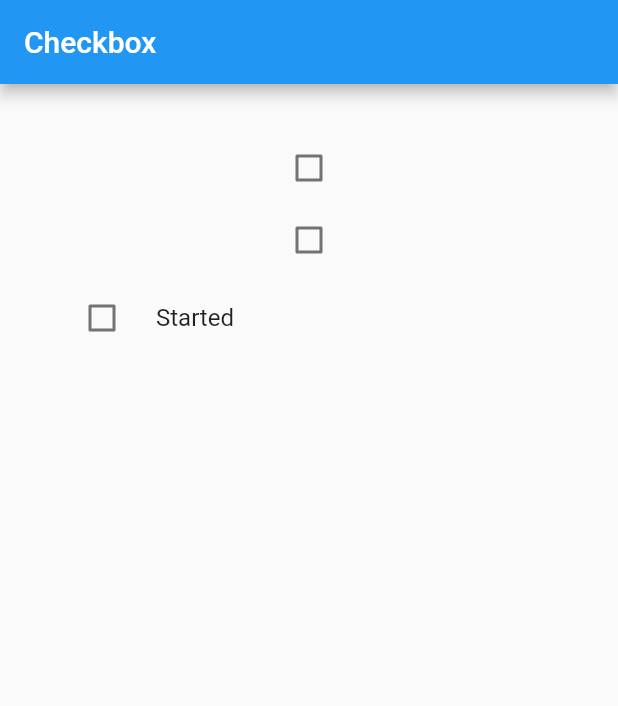
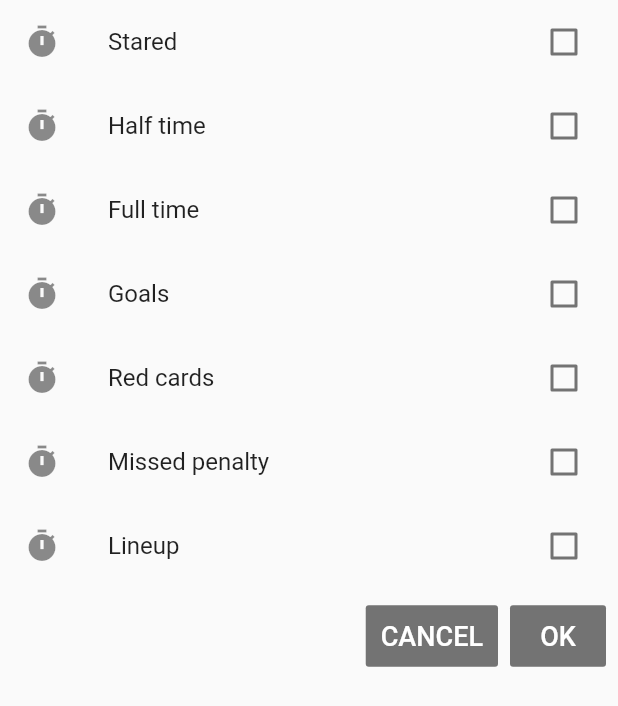
Before and after one commit to grabeechen/gograb_flutter_app, a Flutter app: the CheckboxWidget widget shown alone on an empty page, opened directly, on a phone screen of 412 x 824 dp. Shown: the top 706 px of the screen. Run offline on Flutter 3.47's test engine with Material 2 defaults, Android fonts, the phone set to English and light mode, and no system bars.

Commit message:
Checkbox widget-map

```diff
--- a/lib/pages/checkbox.dart
+++ b/lib/pages/checkbox.dart
@@ -14,33 +14,90 @@ class _CheckboxWidgetState extends State<CheckboxWidget> {
 	void _value1Changed(bool value) => setState(() => _value1 = value);  // 在這裡處理畫面渲染或狀態變更
 	void _value2Changed(bool value) => setState(() => _value2 = value);
 
+	Map<String, bool> values = {
+		'Stared': false,
+		'Half time': false,
+		'Full time': false,
+		'Goals': false,
+		'Red cards': false,
+		'Missed penalty': false,
+		'Lineup': false,
+	};
+	List<IconData> iconData = [
+		Icons.timer,
+		Icons.timer,
+		Icons.timer,
+		Icons.timer,
+		Icons.timer,
+		Icons.timer,
+		Icons.timer,
+	];
+
+	var tmpArray = [];
+
+	getCheckboxItems() {
+		values.forEach((key, value) {
+			if (value == true) {
+				tmpArray.add(key);
+			}
+		});
+		// Printing all selected items on Terminal screen.
+		print(tmpArray);
+		// Here you will get all your selected Checkbox items.
+
+		// Clear array after use.
+		tmpArray.clear();
+	}
+
+	cancelCheckboxItems(){
+		print(tmpArray);
+		tmpArray.clear();
+	}
+
+
+
 	@override
 	Widget build(BuildContext context) {
-		return new Scaffold(
-			appBar: new AppBar(
-				title: new Text('Checkbox'),
+		final keys = values.keys.toList();
+		final checkBoxes = List<Widget>.generate(keys.length, (i){
+			final key = keys[i];
+			final _iconData = iconData[i];
+			return CheckboxListTile(
+				title: Text(key),
+				value: values[key],
+				activeColor: Colors.yellow,
+				checkColor: Colors.black,
+				onChanged: (bool value) {
+					setState(() {
+						values[key] = value;
+					});
+				},
+				secondary: Icon(_iconData),
+			);
+		});
+
+		return Column(children:
+			checkBoxes + <Widget>[
+			ButtonBar(
+				children: <Widget>[
+					FlatButton(
+						child: Text('CANCEL', style: TextStyle(fontSize: 18),),
+						onPressed: cancelCheckboxItems,
+						color: Colors.black54,
+						textColor: Colors.white,
+						splashColor: Colors.grey,
+						padding: EdgeInsets.fromLTRB(10, 10, 10, 10),
+					),
+					FlatButton(
+						child: Text("OK", style: TextStyle(fontSize: 18),),
+						onPressed: getCheckboxItems,
+						color: Colors.black54,
+						textColor: Colors.white,
+						splashColor: Colors.grey,
+						padding: EdgeInsets.fromLTRB(10, 10, 10, 10),
+							),
+				],
 			),
-			//hit Ctrl+space in intellij to know what are the options you can use in flutter widgets
-			body: new Container(
-				padding: new EdgeInsets.all(32.0),
-				child: new Center(
-					child: new Column(
-						children: <Widget>[
-							new Checkbox(value: _value1, onChanged: _value1Changed),
-							new Checkbox(value: _value1, onChanged: _value1Changed),
-							new CheckboxListTile(
-								value: _value2,
-								onChanged: _value2Changed,
-								title: new Text('Started'),
-								controlAffinity: ListTileControlAffinity.leading,
-//								subtitle: new Text('Subtitle'),
-//								secondary: new Icon(Icons.archive),
-								activeColor: Colors.red,
-							),
-						],
-					),
-				),
-			),
-		);
+		]);
 	}
 }
--- a/lib/pages/example2.dart
+++ b/lib/pages/example2.dart
@@ -28,7 +28,7 @@ class HomePage extends StatelessWidget {
 	}
 }
 
-// ---------- StatefulWidget: 需要寫兩個Class: 一個寫State, 一個寫Widget -------------------
+// ---------- StatefulWidget: 需要寫兩個Class: 先寫個Widget -> 再寫State-------------------
 
 //class MyApp2 extends StatefulWidget {
 //	@override
@@ -41,3 +41,4 @@ class HomePage extends StatelessWidget {
 //		return Container();
 //	}
 //}
+//
```
